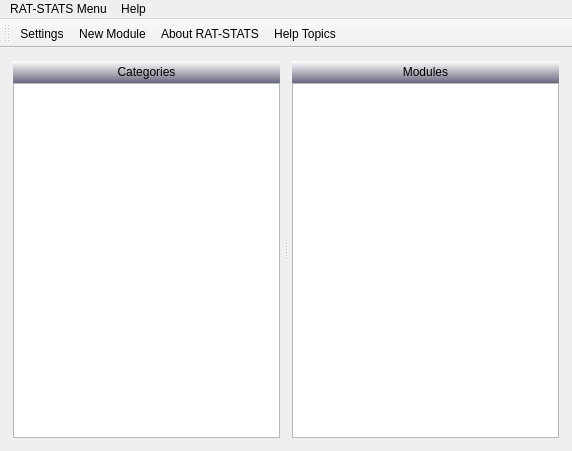
Old version of the form products/RAT-STATS/rstats_main/src/UIRStatsMain.ui in the repository cbtek/RStats2017.
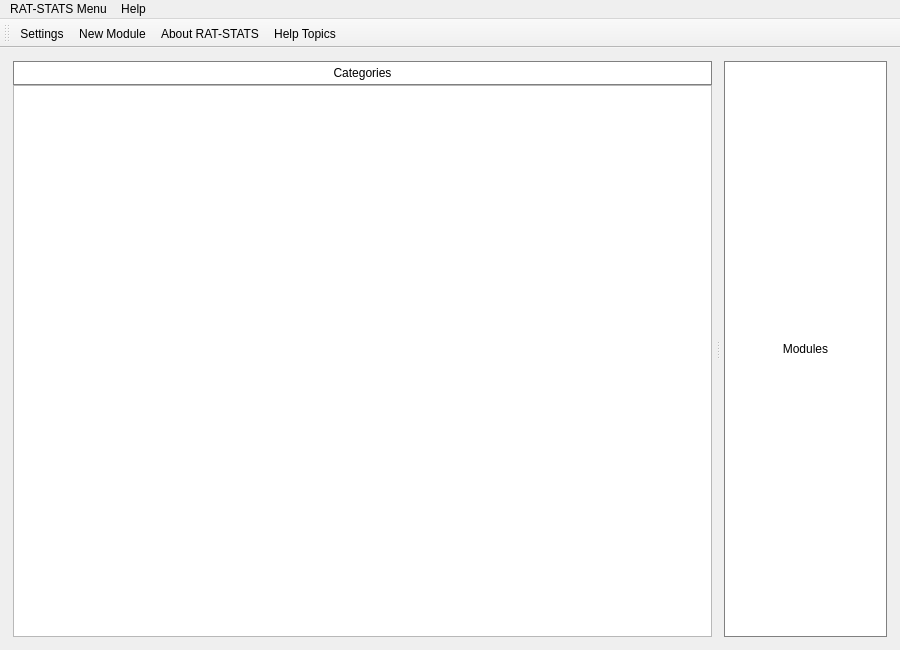
New version of the form.

Commit message: Removed unused contrib libraries/tools Improved documentation for many common/product projects Fixed issues that Jared sent me in email Redesigned the main menu ui to be more "Microsoft Narrator" friendly Removed unused classes/files

What changed in the file:
```diff
--- a/products/RAT-STATS/rstats_main/src/UIRStatsMain.ui
+++ b/products/RAT-STATS/rstats_main/src/UIRStatsMain.ui
@@ -6,8 +6,8 @@
    <rect>
     <x>0</x>
     <y>0</y>
-    <width>572</width>
-    <height>451</height>
+    <width>900</width>
+    <height>650</height>
    </rect>
   </property>
   <property name="windowTitle">
@@ -42,9 +42,10 @@
           <property name="styleSheet">
            <string notr="true">QLabel
 {
-color:black;
 padding:4px;
-background-color: qlineargradient(spread:pad, x1:1, y1:1, x2:1, y2:0, stop:0 rgba(105, 105, 127, 255), stop:1 rgba(255, 255, 255, 255));
+	background:white;
+	color:black;
+	border:1px solid gray;
 }</string>
           </property>
           <property name="text">
@@ -82,9 +83,10 @@
           <property name="styleSheet">
            <string notr="true">QLabel
 {
-color:black;
 padding:4px;
-background-color: qlineargradient(spread:pad, x1:1, y1:1, x2:1, y2:0, stop:0 rgba(105, 105, 127, 255), stop:1 rgba(255, 255, 255, 255));
+	background:white;
+	color:black;
+	border:1px solid gray;
 }</string>
           </property>
           <property name="text">
@@ -95,9 +97,6 @@
           </property>
          </widget>
         </item>
-        <item>
-         <widget class="QListWidget" name="m_lstModules"/>
-        </item>
        </layout>
       </widget>
      </widget>
@@ -108,6 +107,9 @@
    <property name="windowTitle">
     <string>toolBar</string>
    </property>
+   <property name="toolButtonStyle">
+    <enum>Qt::ToolButtonTextUnderIcon</enum>
+   </property>
    <attribute name="toolBarArea">
     <enum>TopToolBarArea</enum>
    </attribute>
@@ -124,7 +126,7 @@
     <rect>
      <x>0</x>
      <y>0</y>
-     <width>572</width>
+     <width>900</width>
      <height>20</height>
     </rect>
    </property>
```
Left out of the diff: 4 changed lines with no effect on the pictures. The commit also changes 849 other files.
